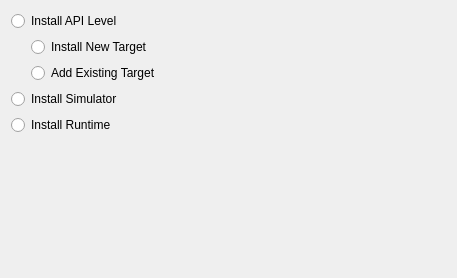
This is src/plugins/qnx/blackberryinstallwizardoptionpage.ui in qt-creator/qt-creator as Qt 5 draws it before an edit. The edited form follows.
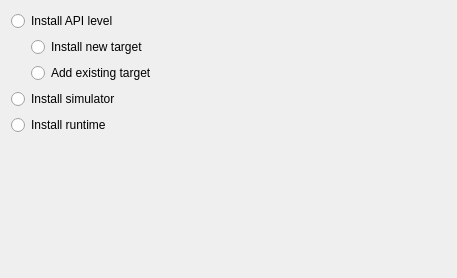
This is the edited form.

What changed in the file:
```diff
--- a/src/plugins/qnx/blackberryinstallwizardoptionpage.ui
+++ b/src/plugins/qnx/blackberryinstallwizardoptionpage.ui
@@ -19,7 +19,7 @@
      <item>
       <widget class="QRadioButton" name="apiLevelButton">
        <property name="text">
-        <string>Install API Level</string>
+        <string>Install API level</string>
        </property>
       </widget>
      </item>
@@ -46,14 +46,14 @@
          <item>
           <widget class="QRadioButton" name="installButton">
            <property name="text">
-            <string>Install New Target</string>
+            <string>Install new target</string>
            </property>
           </widget>
          </item>
          <item>
           <widget class="QRadioButton" name="addButton">
            <property name="text">
-            <string>Add Existing Target</string>
+            <string>Add existing target</string>
            </property>
           </widget>
          </item>
@@ -64,14 +64,14 @@
      <item>
       <widget class="QRadioButton" name="simulatorButton">
        <property name="text">
-        <string>Install Simulator</string>
+        <string>Install simulator</string>
        </property>
       </widget>
      </item>
      <item>
       <widget class="QRadioButton" name="runtimeButton">
        <property name="text">
-        <string>Install Runtime</string>
+        <string>Install runtime</string>
        </property>
       </widget>
      </item>
```
